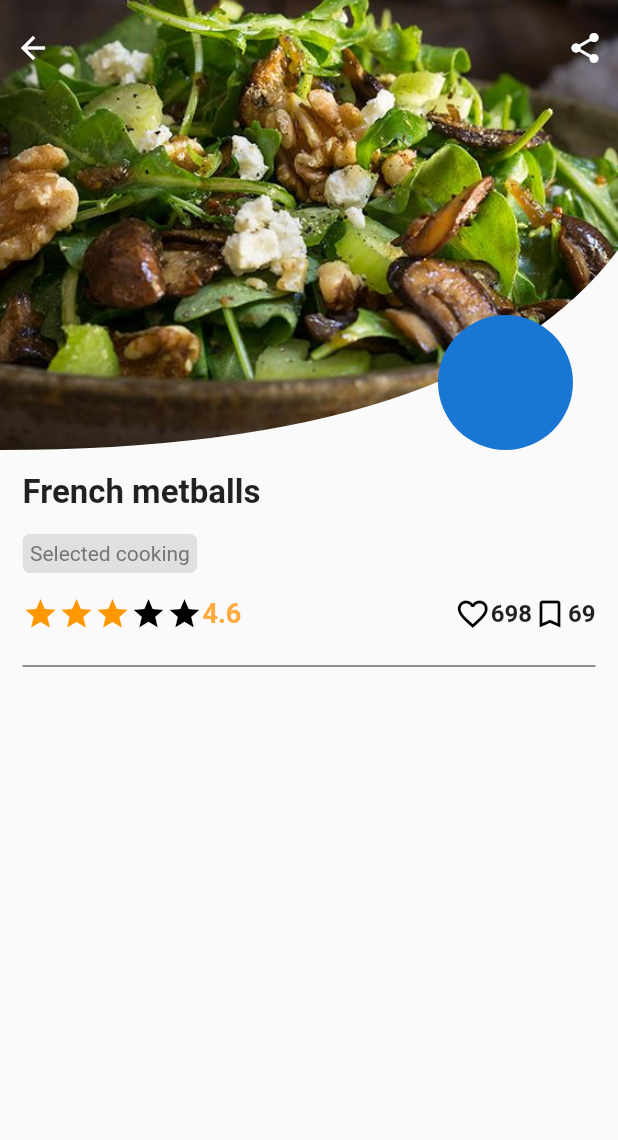
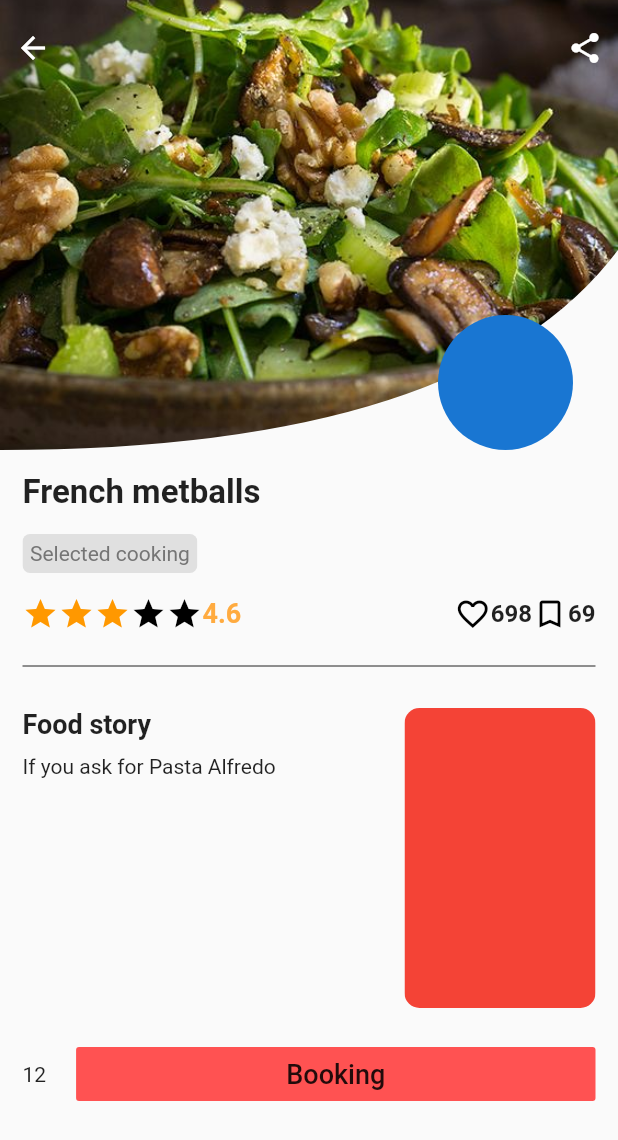
Before and after one commit to alfonsovgs/Food_Flavor, a Flutter app: the DetailPage screen opened directly, on a phone screen of 412 x 824 dp. Shown: the top 1140 px of the screen. Run offline on Flutter 3.47's test engine with Material 2 defaults, Android fonts, the phone set to English and light mode, and no system bars.

Commit message:
Add booking section

```diff
--- a/lib/pages/detail_page.dart
+++ b/lib/pages/detail_page.dart
@@ -14,6 +14,8 @@ class DetailPage extends StatelessWidget {
           _buildTags(),
           _buildStarred(),
           _buildDivider(),
+          _buildDetais(),
+          _buildBooking(),
         ],
       ),
     );
@@ -97,4 +99,60 @@ class DetailPage extends StatelessWidget {
       padding: const EdgeInsets.symmetric(vertical: 0, horizontal: 15),
     );
   }
+
+  Widget _buildDetais() {
+    return Container(
+      padding: const EdgeInsets.symmetric(vertical: 20, horizontal: 15),
+      child: Row(
+        crossAxisAlignment: CrossAxisAlignment.start,
+        children: <Widget>[
+          Expanded(
+            flex: 2,
+            child: Column(
+              crossAxisAlignment: CrossAxisAlignment.start,
+              children: <Widget>[
+                Text(
+                  "Food story",
+                  style: TextStyle(fontSize: 18, fontWeight: FontWeight.bold),
+                ),
+                SizedBox(height: 10),
+                Text("If you ask for Pasta Alfredo"),
+              ],
+            ),
+          ),
+          Expanded(
+            child: ClipRRect(
+              borderRadius: BorderRadius.circular(10),
+              child: Container(
+                color: Colors.red,
+                height: 200,
+              ),
+            ),
+          ),
+        ],
+      ),
+    );
+  }
+
+  Widget _buildBooking() {
+    return Container(
+      padding: const EdgeInsets.symmetric(horizontal: 15),
+      child: Row(
+        children: <Widget>[
+          Text("12"),
+          SizedBox(width: 20),
+          Expanded(
+            child: FlatButton(
+              child: Text(
+                "Booking",
+                style: TextStyle(fontSize: 18),
+              ),
+              color: Colors.redAccent,
+              onPressed: () {},
+            ),
+          ),
+        ],
+      ),
+    );
+  }
 }
```
